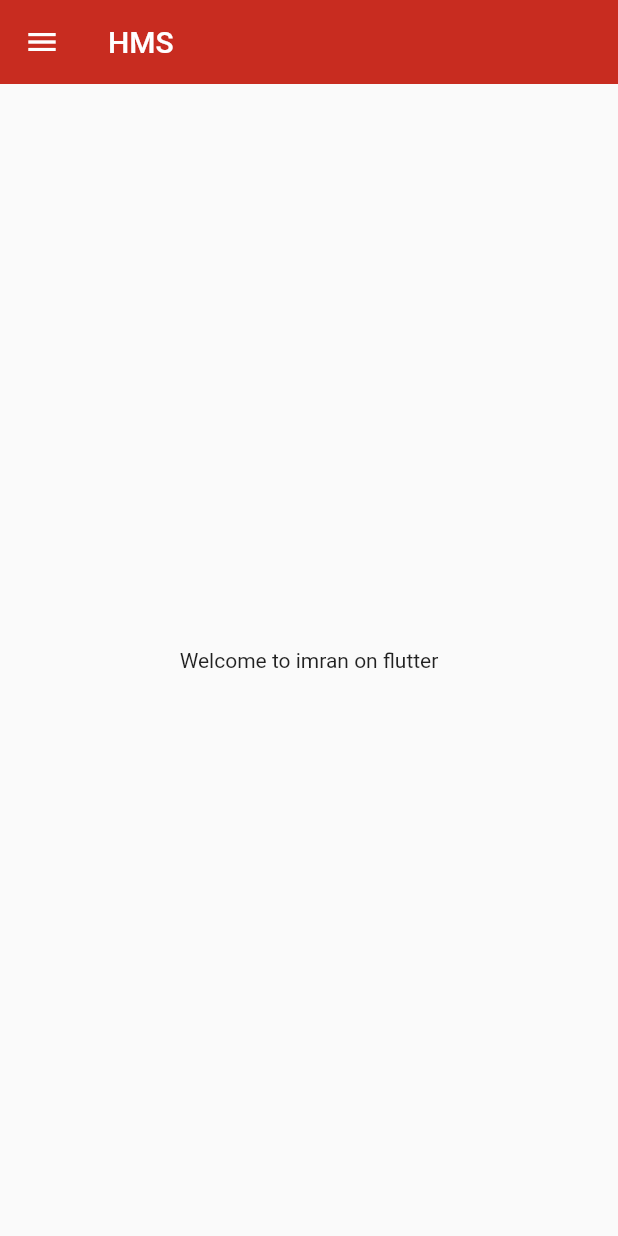
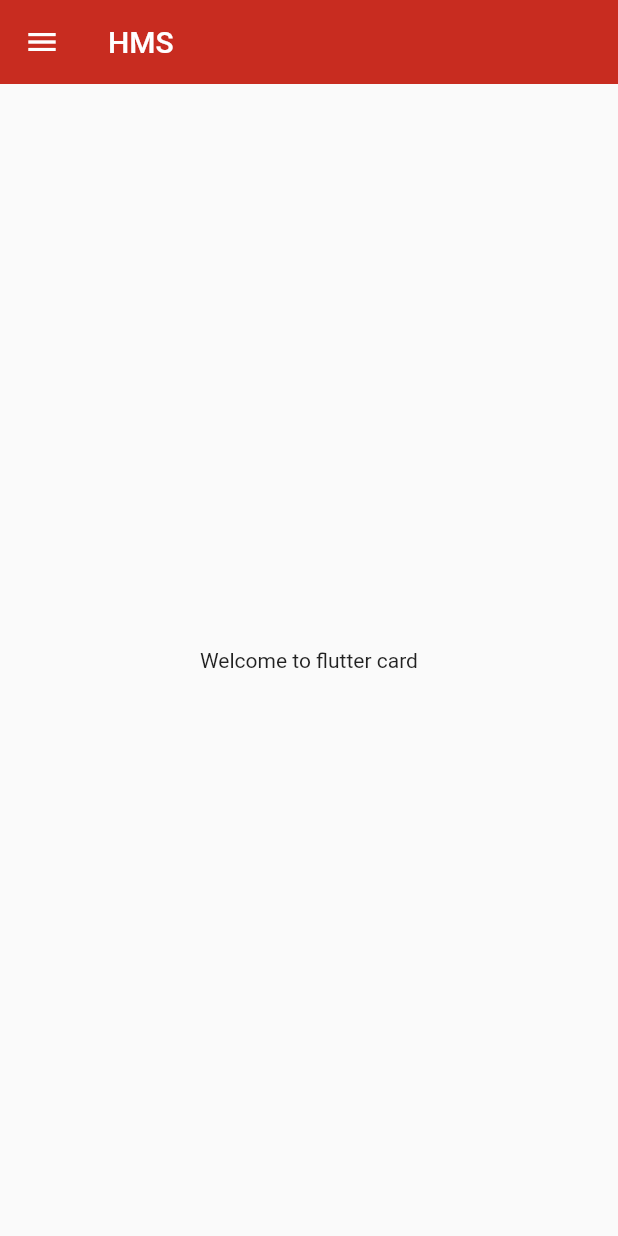
Before and after one commit to marooti/login_Page, a Flutter app: the HomePage screen opened by its route, on a phone screen of 412 x 824 dp. Run offline on Flutter 3.47's test engine with Material 2 defaults, Android fonts, the phone set to English and light mode, and no system bars.

Commit message:
Add the card

```diff
--- a/lib/pages/home_page.dart
+++ b/lib/pages/home_page.dart
@@ -23,7 +23,7 @@ class HomePage extends StatelessWidget {
       ),
       body: Center(
         child: Container(
-          child: Text("Welcome to imran on flutter"),
+          child: Text("Welcome to flutter card"),
 
         ),
       ),
```
